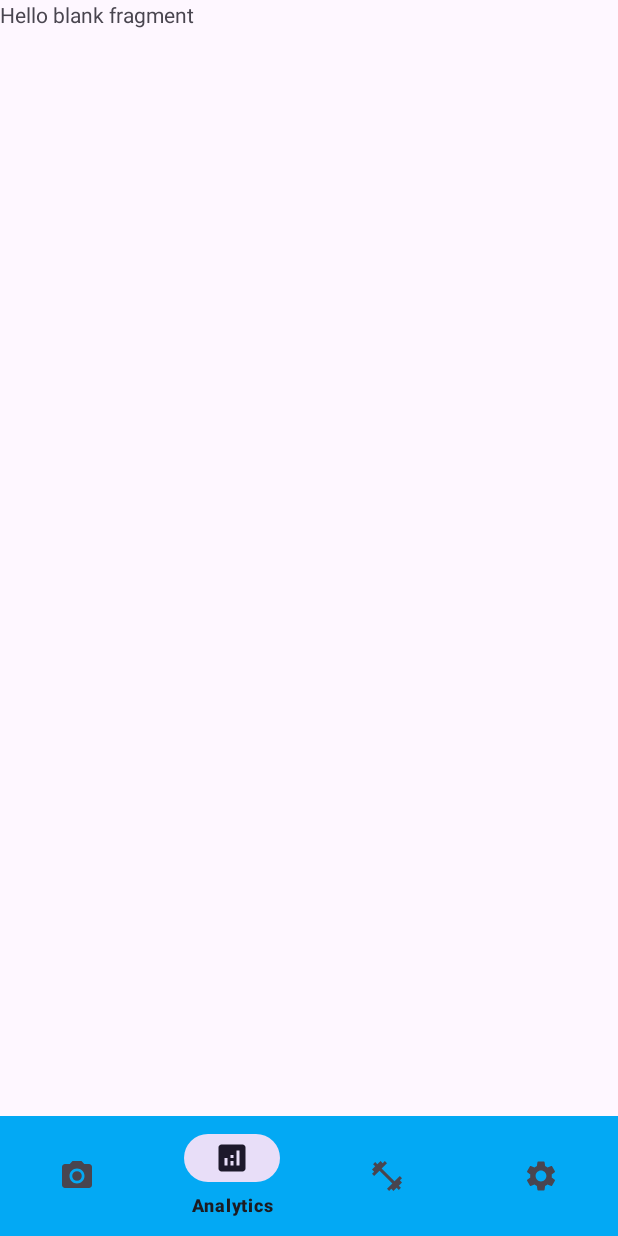
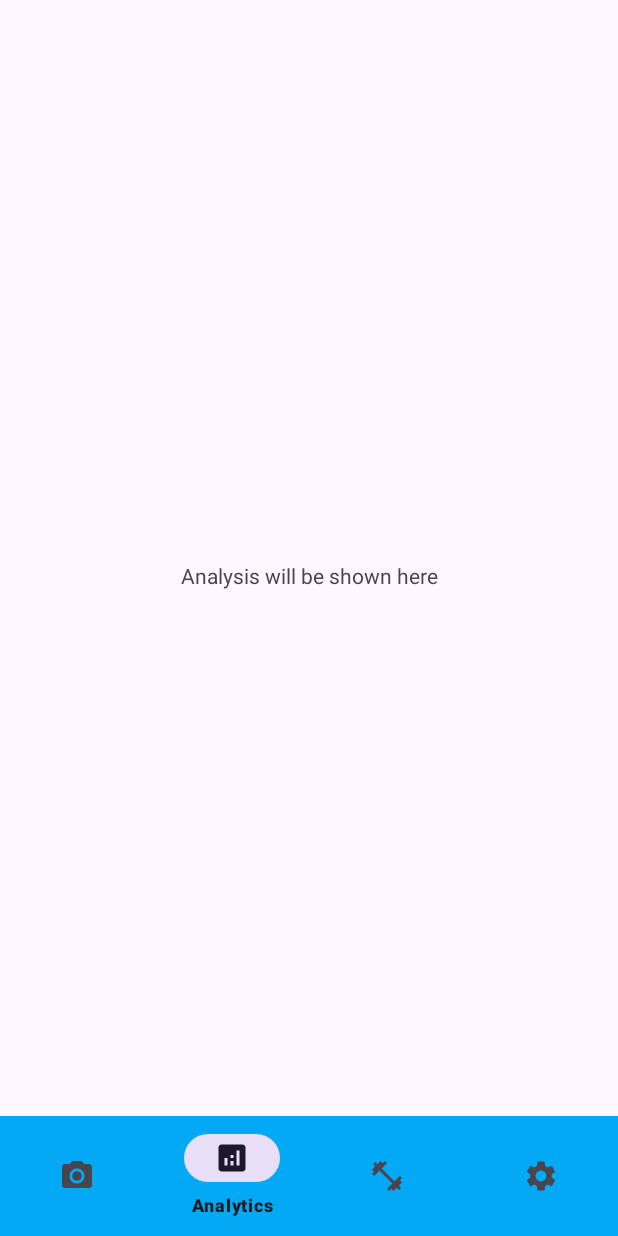
Before and after one commit to imnexerio/EyerisAndroid, an Android app: the Analyticsfragment screen opened through its navigation route, on a phone screen of 412 x 824 dp. Run offline under Robolectric (Android 15) with nearby library versions, the phone set to English and light mode, and no system bars; our stand-ins replace navigation-ui; libraries missing offline, so code that uses them is left out: androidx.camera.core, androidx.camera.lifecycle, androidx.camera.view, com.google.mediapipe.tasks; 3 statements that could not run were skipped.

```diff
--- a/app/src/main/res/layout/fragment_analytics.xml
+++ b/app/src/main/res/layout/fragment_analytics.xml
@@ -9,6 +9,7 @@
     <TextView
         android:layout_width="match_parent"
         android:layout_height="match_parent"
-        android:text="@string/hello_blank_fragment" />
+        android:gravity="center"
+        android:text="Analysis will be shown here" />
 
 </FrameLayout>
--- a/app/src/main/res/layout/fragment_settings.xml
+++ b/app/src/main/res/layout/fragment_settings.xml
@@ -9,6 +9,7 @@
     <TextView
         android:layout_width="match_parent"
         android:layout_height="match_parent"
-        android:text="@string/hello_blank_fragment" />
+        android:gravity="center"
+        android:text="Settings will be shown here" />
 
 </FrameLayout>
```
Also changed, not shown: app/src/main/java/com/imnexerio/eyeris/FaceLandmarkerService.kt (+17 -34 lines).
